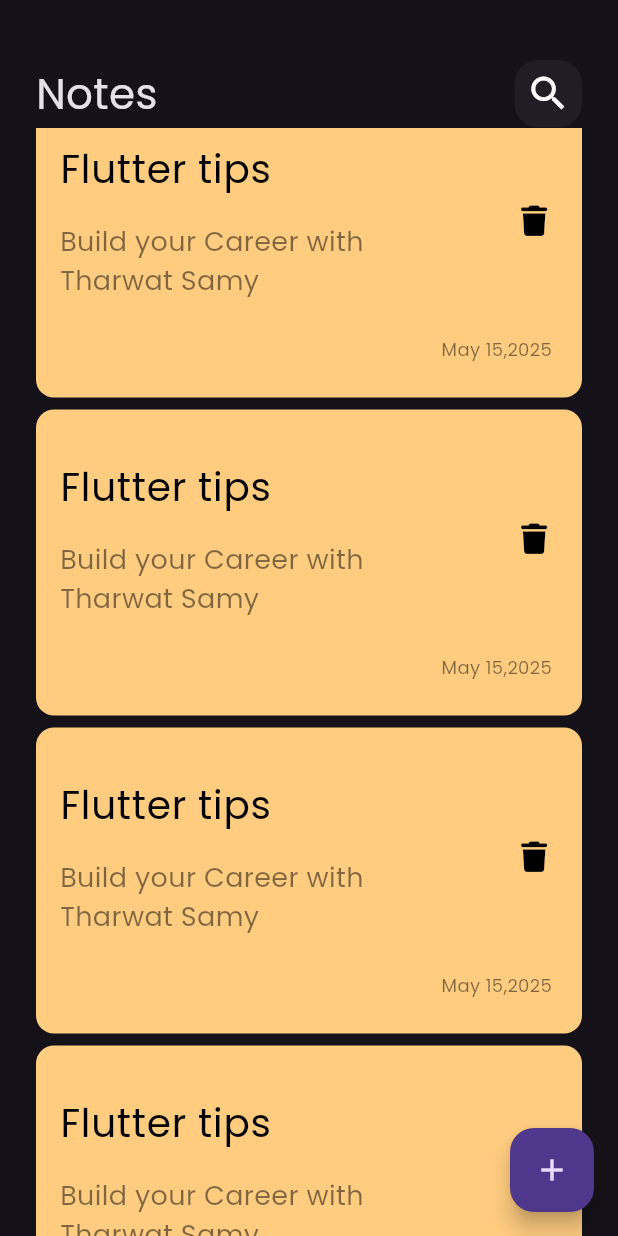
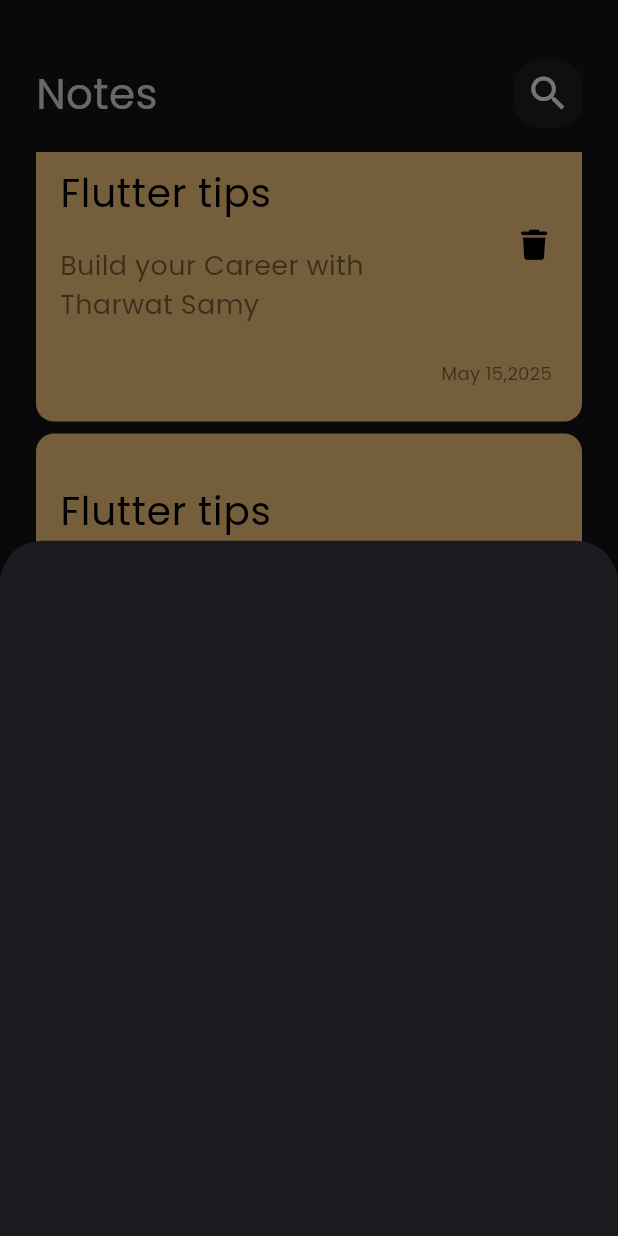
Before and after one commit to Rofaida-Asem/notes_app, a Flutter app: the screen it shows after launch, scrolled down 1728 dp, after a tap on the "add" icon, on a phone screen of 412 x 824 dp. Run offline on Flutter 3.47's test engine with Material 3 defaults, Android fonts, the phone set to English and light mode, and no system bars; our stand-ins replace font_awesome_flutter.

Commit message:
show modal bottom sheet

```diff
--- a/lib/views/notes_view.dart
+++ b/lib/views/notes_view.dart
@@ -1,4 +1,5 @@
 import 'package:flutter/material.dart';
+import 'package:notes_app/views/widgets/add_note_bottom_sheet.dart';
 import 'package:notes_app/views/widgets/notes_view_body.dart';
 
 class NotesView extends StatelessWidget {
@@ -8,7 +9,13 @@ class NotesView extends StatelessWidget {
   Widget build(BuildContext context) {
     return Scaffold(
       floatingActionButton: FloatingActionButton(
-        onPressed: () {},
+        onPressed: () {
+          showModalBottomSheet(
+              context: context,
+              builder: (contex) {
+                return AddNoteBottomSheet();
+              });
+        },
         child: Icon(Icons.add),
       ),
       body: const NotesViewBody(),
--- /dev/null
+++ b/lib/views/widgets/add_note_bottom_sheet.dart
@@ -0,0 +1,10 @@
+import 'package:flutter/material.dart';
+
+class AddNoteBottomSheet extends StatelessWidget {
+  const AddNoteBottomSheet({super.key});
+
+  @override
+  Widget build(BuildContext context) {
+    return Container();
+  }
+}
--- a/lib/views/widgets/notes_list_view.dart
+++ b/lib/views/widgets/notes_list_view.dart
@@ -6,11 +6,16 @@ class NotesListView extends StatelessWidget {
 
   @override
   Widget build(BuildContext context) {
-    return ListView.builder(itemBuilder: (context, index) {
-      return Padding(
-        padding: const EdgeInsets.only(top: 8.0),
-        child: const NoteItem(),
-      );
-    });
+    return Padding(
+      padding: const EdgeInsets.symmetric(vertical: 16.0),
+      child: ListView.builder(
+          padding: EdgeInsets.zero,
+          itemBuilder: (context, index) {
+            return Padding(
+              padding: const EdgeInsets.only(top: 8.0),
+              child: const NoteItem(),
+            );
+          }),
+    );
   }
 }
```
